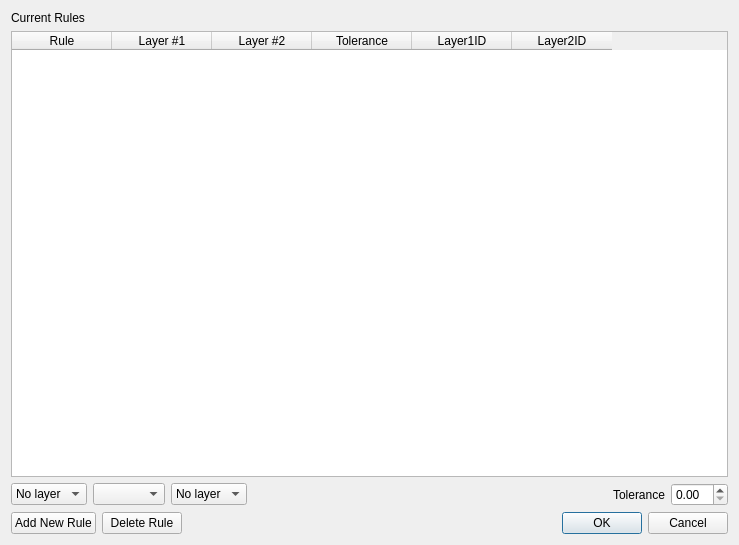
This is src/plugins/topology/rulesDialog.ui in qgis/QGIS as Qt 5 draws it before an edit. The edited form follows.
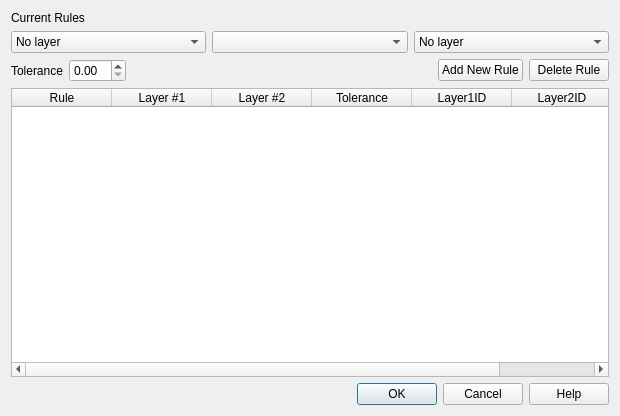
This is the edited form.

Commit message: modified topology checker mostly GUI overhaul

The edit to the form file:
```diff
--- a/src/plugins/topology/rulesDialog.ui
+++ b/src/plugins/topology/rulesDialog.ui
@@ -6,8 +6,8 @@
    <rect>
     <x>0</x>
     <y>0</y>
-    <width>739</width>
-    <height>545</height>
+    <width>620</width>
+    <height>416</height>
    </rect>
   </property>
   <property name="windowTitle">
@@ -15,49 +15,13 @@
   </property>
   <layout class="QGridLayout" name="gridLayout">
    <item row="0" column="0">
-    <layout class="QVBoxLayout" name="verticalLayout">
-     <item>
       <widget class="QLabel" name="label">
        <property name="text">
         <string>Current Rules</string>
        </property>
       </widget>
      </item>
-     <item>
-      <widget class="QTableWidget" name="mRulesTable">
-       <column>
-        <property name="text">
-         <string>Rule</string>
-        </property>
-       </column>
-       <column>
-        <property name="text">
-         <string>Layer #1</string>
-        </property>
-       </column>
-       <column>
-        <property name="text">
-         <string>Layer #2</string>
-        </property>
-       </column>
-       <column>
-        <property name="text">
-         <string>Tolerance</string>
-        </property>
-       </column>
-       <column>
-        <property name="text">
-         <string>Layer1ID</string>
-        </property>
-       </column>
-       <column>
-        <property name="text">
-         <string>Layer2ID</string>
-        </property>
-       </column>
-      </widget>
-     </item>
-     <item>
+   <item row="1" column="0" colspan="2">
       <layout class="QHBoxLayout" name="horizontalLayout">
        <item>
         <widget class="QComboBox" name="mLayer1Box">
@@ -90,19 +54,12 @@
          </item>
         </widget>
        </item>
-       <item>
-        <spacer name="horizontalSpacer_2">
-         <property name="orientation">
-          <enum>Qt::Horizontal</enum>
-         </property>
-         <property name="sizeHint" stdset="0">
-          <size>
-           <width>40</width>
-           <height>20</height>
-          </size>
-         </property>
-        </spacer>
-       </item>
+    </layout>
+   </item>
+   <item row="2" column="0" colspan="2">
+    <layout class="QHBoxLayout" name="horizontalLayout_5">
+     <item>
+      <layout class="QHBoxLayout" name="horizontalLayout_3">
        <item>
         <widget class="QLabel" name="mToleranceLabel">
          <property name="text">
@@ -116,7 +73,20 @@
       </layout>
      </item>
      <item>
-      <layout class="QHBoxLayout" name="horizontalLayout_2">
+      <spacer name="horizontalSpacer_2">
+       <property name="orientation">
+        <enum>Qt::Horizontal</enum>
+       </property>
+       <property name="sizeHint" stdset="0">
+        <size>
+         <width>40</width>
+         <height>20</height>
+        </size>
+       </property>
+      </spacer>
+     </item>
+     <item>
+      <layout class="QHBoxLayout" name="horizontalLayout_4">
        <item>
         <widget class="QPushButton" name="mAddTestButton">
          <property name="text">
@@ -131,32 +101,53 @@
          </property>
         </widget>
        </item>
-       <item>
-        <spacer name="horizontalSpacer">
-         <property name="orientation">
-          <enum>Qt::Horizontal</enum>
-         </property>
-         <property name="sizeHint" stdset="0">
-          <size>
-           <width>198</width>
-           <height>20</height>
-          </size>
-         </property>
-        </spacer>
-       </item>
-       <item>
+      </layout>
+     </item>
+    </layout>
+   </item>
+   <item row="3" column="0" colspan="2">
+    <widget class="QTableWidget" name="mRulesTable">
+     <column>
+      <property name="text">
+       <string>Rule</string>
+      </property>
+     </column>
+     <column>
+      <property name="text">
+       <string>Layer #1</string>
+      </property>
+     </column>
+     <column>
+      <property name="text">
+       <string>Layer #2</string>
+      </property>
+     </column>
+     <column>
+      <property name="text">
+       <string>Tolerance</string>
+      </property>
+     </column>
+     <column>
+      <property name="text">
+       <string>Layer1ID</string>
+      </property>
+     </column>
+     <column>
+      <property name="text">
+       <string>Layer2ID</string>
+      </property>
+     </column>
+    </widget>
+   </item>
+   <item row="4" column="0" colspan="2">
         <widget class="QDialogButtonBox" name="buttonBox">
          <property name="orientation">
           <enum>Qt::Horizontal</enum>
          </property>
          <property name="standardButtons">
-          <set>QDialogButtonBox::Cancel|QDialogButtonBox::Ok</set>
-         </property>
-        </widget>
-       </item>
-      </layout>
-     </item>
-    </layout>
+      <set>QDialogButtonBox::Cancel|QDialogButtonBox::Help|QDialogButtonBox::Ok</set>
+     </property>
+    </widget>
    </item>
   </layout>
  </widget>
```
Lines whose indentation alone changed are shown as unchanged. The commit also changes 4 other files.
